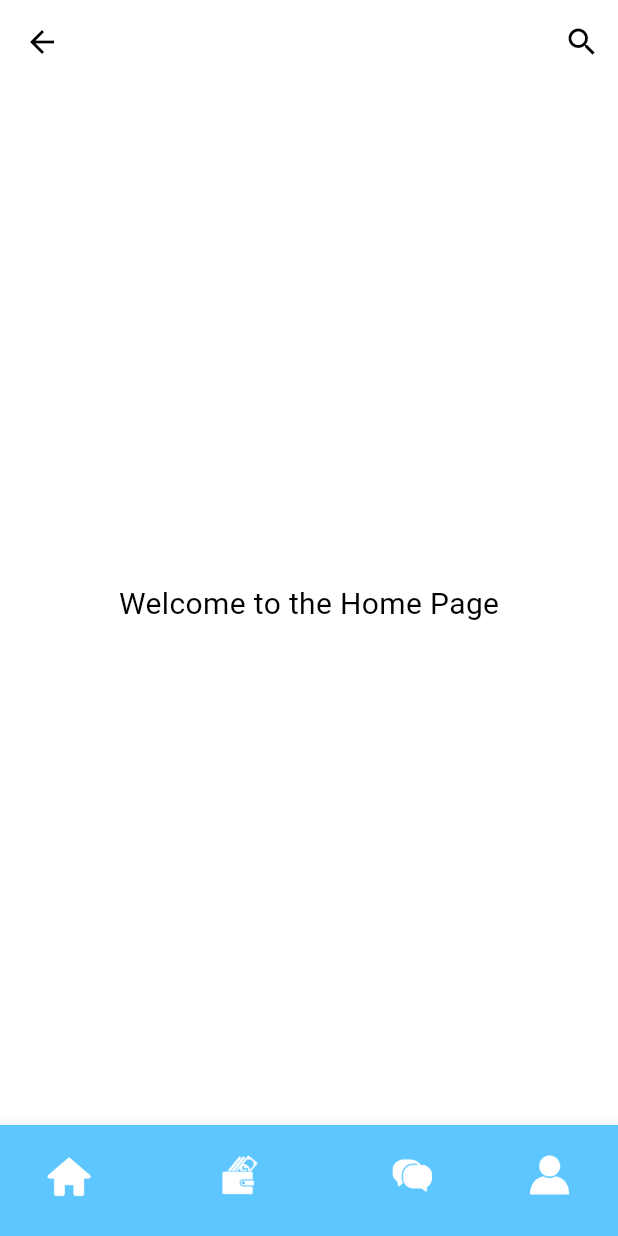
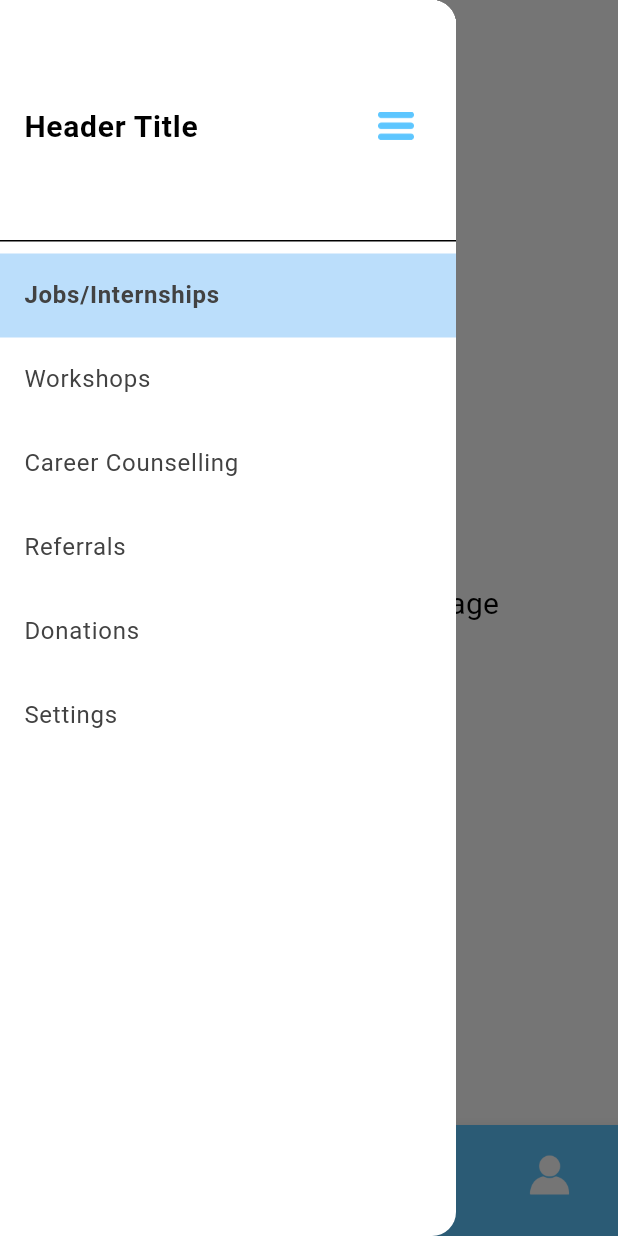
Before and after one commit to Rcciit-Alumni-App/Alumni-App-Flutter, a Flutter app: the screen it shows after launch, with the side drawer open (before the commit the screen has no drawer), on a phone screen of 412 x 824 dp. Run offline on Flutter 3.47's test engine with Material 3 defaults, Android fonts, the phone set to English and light mode, and no system bars; our stand-ins replace flutter_svg, get_it.

Commit message:
new file:   assets/closedraw.png 	new file:   assets/opendraw.png 	modified:   lib/components/bottomnavbar.dart 	modified:   lib/screens/home_screen.dart

```diff
--- a/lib/components/bottomnavbar.dart
+++ b/lib/components/bottomnavbar.dart
@@ -30,7 +30,7 @@ class _BottomnavbarState extends State<Bottomnavbar> {
     setState(() {
       _selectedIndex = index;
     });
-    navigationService.pushNamed(_routes[index]);
+    navigationService.pushReplacementNamed(_routes[index]);
   }
 
   @override
--- a/lib/screens/home_screen.dart
+++ b/lib/screens/home_screen.dart
@@ -12,26 +12,87 @@ class _HomePageState extends State<HomePage> {
   @override
   Widget build(BuildContext context) {
     return Scaffold(
-      appBar: AppBar(
-        title: const Text(""),
-        actions: [
-          IconButton(
-            onPressed: () {},
-            icon: const Icon(Icons.search),
-          ),
-        ],
-      ),
       body: uiBuild(),
     );
   }
 
   Widget uiBuild() {
     return Scaffold(
+      appBar: AppBar(
+        leading: Builder(
+          builder: (BuildContext context) {
+            return IconButton(
+              icon: ImageIcon(
+                AssetImage('assets/opendraw.png'),
+                color: Theme.of(context).colorScheme.secondary, // Replace with your custom icon path
+              ),
+              onPressed: () {
+                Scaffold.of(context).openDrawer();
+              },
+            );
+          },
+        ),
+      ),
+      drawer: Drawer(
+        child: ListView(
+          padding: EdgeInsets.zero,
+          children: <Widget>[
+           DrawerHeader(
+  decoration: BoxDecoration(
+    color: Colors.white,
+  ),
+  child: Row(
+    mainAxisAlignment: MainAxisAlignment.spaceBetween,
+    children: [
+      // Optionally, you can add other widgets here
+      Text('Header Title', style: TextStyle(fontSize: 20, fontWeight: FontWeight.bold)),
+      IconButton(
+        icon: ImageIcon(
+          AssetImage('assets/opendraw.png'),
+          color: Theme.of(context).colorScheme.secondary, // Replace with your custom icon path
+        ),
+        onPressed: () {
+          // You can add functionality here if needed
+        },
+      ),
+    ],
+  ),
+),
+            _createDrawerItem(
+              context,
+              text: 'Jobs/Internships',
+              selected: true,
+            ),
+            _createDrawerItem(
+              context,
+              text: 'Workshops',
+            ),
+            _createDrawerItem(
+              context,
+              text: 'Career Counselling',
+            ),
+            _createDrawerItem(
+              context,
+              text: 'Referrals',
+            ),
+            _createDrawerItem(
+              context,
+              text: 'Donations',
+            ),
+            _createDrawerItem(
+              context,
+              text: 'Settings',
+            ),
+            const SizedBox(height: 20),
+
+          ],
+        ),
+      ),
       body: Center(
         child: Column(
           mainAxisAlignment: MainAxisAlignment.center,
-          children: <Widget>[
-            const Text(
+          children: const <Widget>[
+            Text(
               'Welcome to the Home Page',
               style: TextStyle(fontSize: 20),
             ),
@@ -41,4 +102,23 @@ class _HomePageState extends State<HomePage> {
       bottomNavigationBar: Bottomnavbar(),
     );
   }
+
+  Widget _createDrawerItem(BuildContext context, {required String text, bool selected = false}) {
+    return Container(
+      color: selected ? Colors.blue.shade100 : Colors.transparent,
+      child: ListTile(
+        title: Text(
+          text,
+          style: TextStyle(
+            color: Colors.grey.shade800,
+            fontWeight: selected ? FontWeight.bold : FontWeight.normal,
+          ),
+        ),
+        onTap: () {
+          Navigator.pop(context);
+          // Navigate to the corresponding screen
+        },
+      ),
+    );
+  }
 }
```
Also changed, not shown: assets/closedraw.png (added), assets/opendraw.png (added).
